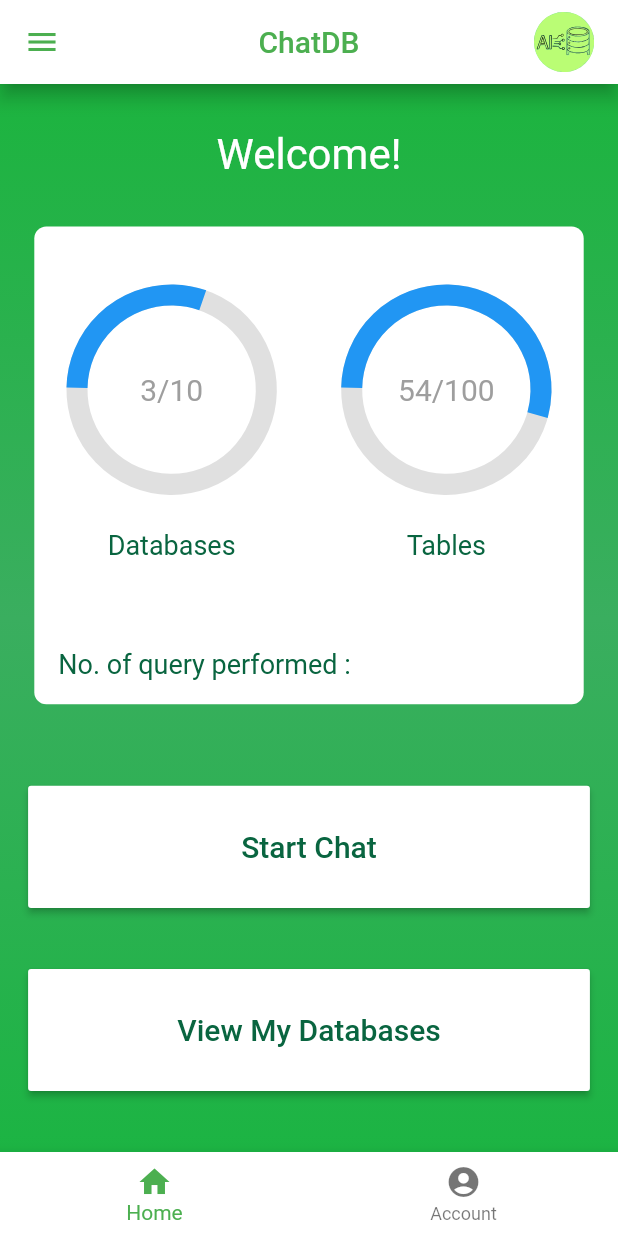
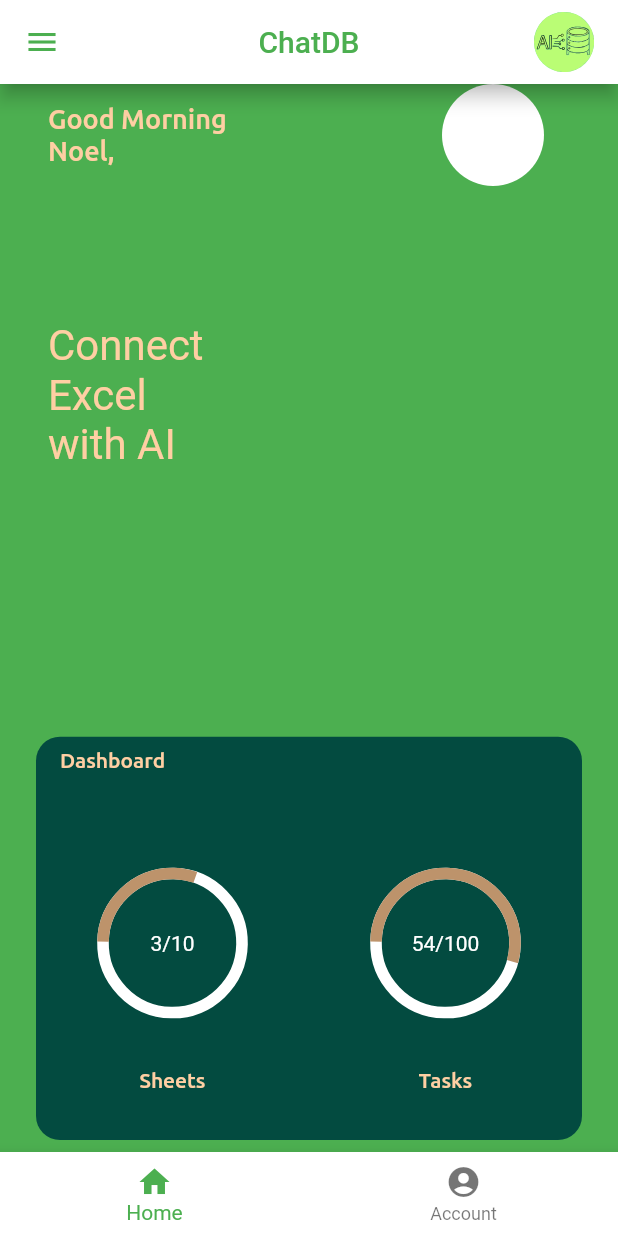
Before and after one commit to curiouslumber/ChatXL, a Flutter app: the screen it shows after launch, in the side drawer, after a tap on "To other design", on a phone screen of 412 x 824 dp. Run offline on Flutter 3.47's test engine with Material 2 defaults, Android fonts, the phone set to English and light mode, and no system bars; our stand-ins replace file_picker, firebase_auth, firebase_core, flutter_svg, font_awesome_flutter, get and 2 more; missing offline and left inert: excel, flutter_glow; accounts and stored records are empty; generated files the repository leaves out were written again; Roboto replaces fonts that are missing (DaysOne).

Commit message:
Update home.dart

```diff
--- a/lib/Home/home.dart
+++ b/lib/Home/home.dart
@@ -1,7 +1,4 @@
-import 'package:chatdb/Home/homepage2.dart';
 import 'package:flutter/material.dart';
-import 'package:get/get.dart';
-import '../Chat/chatpage.dart';
 
 class HomeFragment extends StatefulWidget {
   const HomeFragment({super.key});
@@ -28,40 +25,78 @@ class HomeFragmentState extends State<HomeFragment> {
     // ignore: unused_local_variable
     var verticalPadding = mediaQueryData.size.height * paddingFactor;
 
-    return Container(
-      padding: const EdgeInsets.symmetric(horizontal: 16.0),
-      decoration: const BoxDecoration(
-        gradient: LinearGradient(colors: [
-          Color.fromARGB(255, 28, 180, 63),
-          Color.fromARGB(255, 58, 174, 95),
-          Color.fromARGB(255, 28, 180, 67)
-        ], begin: Alignment.topCenter, end: Alignment.bottomCenter),
-      ),
-      child: Column(children: [
+    return Column(
+      mainAxisAlignment: MainAxisAlignment.start,
+      crossAxisAlignment: CrossAxisAlignment.start,
+      children: [
+        Expanded(
+          flex: 4,
+          child: Container(
+            alignment: Alignment.topLeft,
+            padding: const EdgeInsets.only(left: 32.0, right: 24.0),
+            child: Row(
+              children: [
+                const Expanded(
+                    flex: 4,
+                    child: Text(
+                      'Good Morning\nNoel,',
+                      style: TextStyle(
+                          fontSize: 18,
+                          fontFamily: 'Ubuntu',
+                          color: Color(0xffFFCFA3)),
+                    )),
                 Expanded(
                   flex: 2,
                   child: Container(
-            alignment: Alignment.center,
-            child: const Text(
-              'Welcome!',
-              style: TextStyle(color: Colors.white, fontSize: 28),
+                    child: const CircleAvatar(
+                      radius: 34.0,
+                      backgroundColor: Colors.white,
+                    ),
+                  ),
+                ),
+              ],
             ),
           ),
         ),
         Expanded(
             flex: 7,
             child: Container(
-            margin: EdgeInsets.only(
-                left: horizontalpadding / 3,
-                right: horizontalpadding / 3,
-                bottom: verticalPadding / 3),
+                margin: const EdgeInsets.only(left: 32.0),
+                alignment: Alignment.topLeft,
+                child: const Text(
+                  'Connect\nExcel\nwith AI',
+                  style: TextStyle(
+                      fontFamily: 'DaysOne',
+                      color: Color(0xffFFCFA3),
+                      fontSize: 28),
+                ))),
+        Expanded(
+          flex: 7,
+          child: Container(
+            padding: const EdgeInsets.symmetric(horizontal: 24.0),
+            margin: const EdgeInsets.only(bottom: 8.0),
+            child: Container(
               decoration: BoxDecoration(
-                color: Colors.white, borderRadius: BorderRadius.circular(8.0)),
+                  color: const Color(0xff034B40),
+                  borderRadius: BorderRadius.circular(16.0)),
               child: Column(children: [
                 Expanded(
-                flex: 3,
+                  flex: 1,
                   child: Container(
-                  padding: const EdgeInsets.only(top: 16.0),
+                    margin: const EdgeInsets.only(left: 16.0, top: 8.0),
+                    alignment: Alignment.topLeft,
+                    child: const Text(
+                      'Dashboard',
+                      style: TextStyle(
+                          color: Color(0xffFFCFA3), fontFamily: 'Ubuntu'),
+                    ),
+                  ),
+                ),
+                Expanded(
+                  flex: 4,
+                  child: Container(
+                    alignment: Alignment.topCenter,
+                    padding: const EdgeInsets.only(bottom: 14.0),
                     child: Row(children: [
                       Expanded(
                         flex: 1,
@@ -77,19 +112,20 @@ class HomeFragmentState extends State<HomeFragment> {
                                     const Text(
                                       '3/10',
                                       style: TextStyle(
-                                        fontSize: 20, color: Colors.grey),
+                                          fontSize: 14, color: Colors.white),
                                     ),
                                     Transform.scale(
-                                    scale: availableHeight / 235,
+                                      scale: availableHeight / 320,
                                       child: Transform.rotate(
                                         angle: -1.55,
-                                      child: CircularProgressIndicator(
+                                        child: const CircularProgressIndicator(
                                           value: 0.3,
-                                        strokeWidth: 4,
-                                        backgroundColor: Colors.grey[300],
+                                          strokeWidth: 3,
+                                          backgroundColor: Colors.white,
                                           valueColor:
-                                            const AlwaysStoppedAnimation<Color>(
-                                                Colors.blue),
+                                              AlwaysStoppedAnimation<Color>(
+                                                  Color.fromARGB(
+                                                      255, 189, 147, 107)),
                                         ),
                                       ),
                                     ),
@@ -100,10 +136,12 @@ class HomeFragmentState extends State<HomeFragment> {
                             const Expanded(
                               flex: 1,
                               child: Text(
-                              'Databases',
+                                'Sheets',
+                                textAlign: TextAlign.center,
                                 style: TextStyle(
-                                  fontSize: 18,
-                                  color: Color.fromARGB(255, 9, 101, 64)),
+                                    fontSize: 14,
+                                    fontFamily: 'Ubuntu',
+                                    color: Color(0xffFFCFA3)),
                               ),
                             )
                           ],
@@ -123,19 +161,20 @@ class HomeFragmentState extends State<HomeFragment> {
                                     const Text(
                                       '54/100',
                                       style: TextStyle(
-                                        fontSize: 20, color: Colors.grey),
+                                          fontSize: 14, color: Colors.white),
                                     ),
                                     Transform.scale(
-                                    scale: availableHeight / 235,
+                                      scale: availableHeight / 320,
                                       child: Transform.rotate(
                                         angle: -1.55,
-                                      child: CircularProgressIndicator(
+                                        child: const CircularProgressIndicator(
                                           value: 0.54,
-                                        strokeWidth: 4,
-                                        backgroundColor: Colors.grey[300],
+                                          strokeWidth: 3,
+                                          backgroundColor: Colors.white,
                                           valueColor:
-                                            const AlwaysStoppedAnimation<Color>(
-                                                Colors.blue),
+                                              AlwaysStoppedAnimation<Color>(
+                                                  Color.fromARGB(
+                                                      255, 189, 147, 107)),
                                         ),
                                       ),
                                     ),
@@ -146,10 +185,12 @@ class HomeFragmentState extends State<HomeFragment> {
                             const Expanded(
                               flex: 1,
                               child: Text(
-                              'Tables',
+                                'Tasks',
+                                textAlign: TextAlign.center,
                                 style: TextStyle(
-                                  fontSize: 18,
-                                  color: Color.fromARGB(255, 9, 101, 64)),
+                                    fontFamily: 'Ubuntu',
+                                    fontSize: 14,
+                                    color: Color(0xffFFCFA3)),
                               ),
                             )
                           ],
@@ -158,64 +199,11 @@ class HomeFragmentState extends State<HomeFragment> {
                     ]),
                   ),
                 ),
-              Expanded(
-                flex: 1,
-                child: Container(
-                  padding: const EdgeInsets.only(bottom: 16.0, left: 16.0),
-                  alignment: Alignment.bottomLeft,
-                  child: const Text(
-                    'No. of query performed :',
-                    style: TextStyle(
-                        fontSize: 18, color: Color.fromARGB(255, 9, 101, 64)),
+              ]),
             ),
           ),
         )
-            ]),
-          ),
-        ),
-        Expanded(
-          flex: 6,
-          child: Column(mainAxisAlignment: MainAxisAlignment.center, children: [
-            const Spacer(
-              flex: 1,
-            ),
-            Expanded(
-              flex: 2,
-              child: MaterialButton(
-                minWidth: availableWidth / 1.1,
-                onPressed: () {
-                  Get.to(() => const ChatPage());
-                },
-                color: Colors.white,
-                child: const Text(
-                  'Start Chat',
-                  style: TextStyle(
-                      fontSize: 20, color: Color.fromARGB(255, 9, 101, 64)),
-                ),
-              ),
-            ),
-            const Spacer(
-              flex: 1,
-            ),
-            Expanded(
-              flex: 2,
-              child: MaterialButton(
-                minWidth: availableWidth / 1.1,
-                onPressed: () {
-                  Get.to(() => const HomePage2());
-                },
-                color: Colors.white,
-                child: const Text(
-                  'View My Databases',
-                  style: TextStyle(
-                      fontSize: 20, color: Color.fromARGB(255, 9, 101, 64)),
-                ),
-              ),
-            ),
-            const Spacer(flex: 1)
-          ]),
-        )
-      ]),
+      ],
     );
   }
 }
```
Lines whose indentation alone changed are shown as unchanged.
